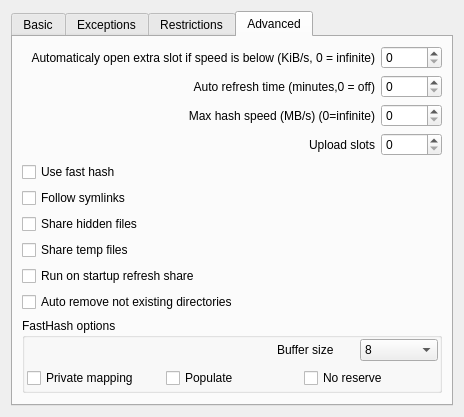
First picture: the form in eiskaltdcpp/ui/UISettingsSharing.ui, repository eiskaltdcpp/eiskaltdcpp, before the edit.
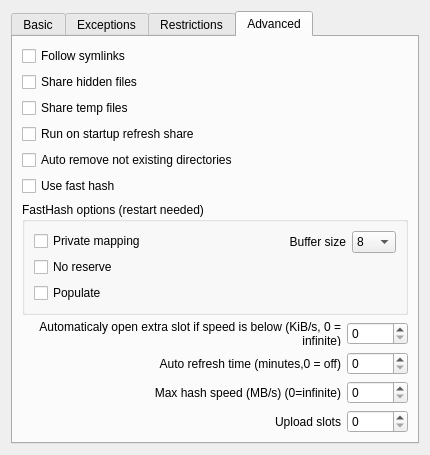
Second picture: the form after the edit. The open tabs and pages were chosen to show the change.

Commit message: улучшения в диалоге настроек

```diff
--- a/eiskaltdcpp/ui/UISettingsSharing.ui
+++ b/eiskaltdcpp/ui/UISettingsSharing.ui
@@ -6,8 +6,8 @@
    <rect>
     <x>0</x>
     <y>0</y>
-    <width>464</width>
-    <height>388</height>
+    <width>430</width>
+    <height>441</height>
    </rect>
   </property>
   <property name="windowTitle">
@@ -191,6 +191,190 @@
        <string>Advanced</string>
       </attribute>
       <layout class="QVBoxLayout" name="verticalLayout_2">
+       <item>
+        <widget class="QCheckBox" name="checkBox_FOLLOW">
+         <property name="sizePolicy">
+          <sizepolicy hsizetype="Preferred" vsizetype="Fixed">
+           <horstretch>0</horstretch>
+           <verstretch>0</verstretch>
+          </sizepolicy>
+         </property>
+         <property name="text">
+          <string>Follow symlinks</string>
+         </property>
+        </widget>
+       </item>
+       <item>
+        <widget class="QCheckBox" name="checkBox_SHAREHIDDEN">
+         <property name="sizePolicy">
+          <sizepolicy hsizetype="Preferred" vsizetype="Fixed">
+           <horstretch>0</horstretch>
+           <verstretch>0</verstretch>
+          </sizepolicy>
+         </property>
+         <property name="text">
+          <string>Share hidden files</string>
+         </property>
+        </widget>
+       </item>
+       <item>
+        <widget class="QCheckBox" name="checkBox_SHARE_TEMP_FILES">
+         <property name="sizePolicy">
+          <sizepolicy hsizetype="Preferred" vsizetype="Fixed">
+           <horstretch>0</horstretch>
+           <verstretch>0</verstretch>
+          </sizepolicy>
+         </property>
+         <property name="text">
+          <string>Share temp files</string>
+         </property>
+        </widget>
+       </item>
+       <item>
+        <widget class="QCheckBox" name="checkBox_REFRESH_ON_STARTUP">
+         <property name="toolTip">
+          <string>If with uncheck this you will leave the client until the update share is complete, share at follow-up activities start nulled.</string>
+         </property>
+         <property name="text">
+          <string>Run on startup refresh share </string>
+         </property>
+        </widget>
+       </item>
+       <item>
+        <widget class="QCheckBox" name="checkBox_AUTOREMOVE">
+         <property name="text">
+          <string>Auto remove not existing directories</string>
+         </property>
+        </widget>
+       </item>
+       <item>
+        <widget class="QCheckBox" name="checkBox_FASTHASH">
+         <property name="text">
+          <string>Use fast hash</string>
+         </property>
+        </widget>
+       </item>
+       <item>
+        <widget class="QGroupBox" name="groupBox_FASTHASH">
+         <property name="sizePolicy">
+          <sizepolicy hsizetype="Preferred" vsizetype="Minimum">
+           <horstretch>0</horstretch>
+           <verstretch>0</verstretch>
+          </sizepolicy>
+         </property>
+         <property name="title">
+          <string>FastHash options (restart needed)</string>
+         </property>
+         <layout class="QGridLayout" name="gridLayout_2">
+          <item row="0" column="0" rowspan="2">
+           <layout class="QVBoxLayout" name="verticalLayout_4">
+            <item>
+             <widget class="QCheckBox" name="checkBox_MAPPRIVATE">
+              <property name="text">
+               <string>Private mapping</string>
+              </property>
+             </widget>
+            </item>
+            <item>
+             <widget class="QCheckBox" name="checkBox_MAPNORESERVE">
+              <property name="text">
+               <string>No reserve</string>
+              </property>
+             </widget>
+            </item>
+            <item>
+             <widget class="QCheckBox" name="checkBox_MAPPOPULATE">
+              <property name="text">
+               <string>Populate</string>
+              </property>
+             </widget>
+            </item>
+           </layout>
+          </item>
+          <item row="0" column="1">
+           <layout class="QHBoxLayout" name="horizontalLayout_2">
+            <item>
+             <widget class="QLabel" name="label_7">
+              <property name="sizePolicy">
+               <sizepolicy hsizetype="Expanding" vsizetype="Preferred">
+                <horstretch>0</horstretch>
+                <verstretch>0</verstretch>
+               </sizepolicy>
+              </property>
+              <property name="text">
+               <string>Buffer size</string>
+              </property>
+              <property name="alignment">
+               <set>Qt::AlignRight|Qt::AlignTrailing|Qt::AlignVCenter</set>
+              </property>
+              <property name="wordWrap">
+               <bool>true</bool>
+              </property>
+             </widget>
+            </item>
+            <item>
+             <widget class="QComboBox" name="comboBox_BUFSIZE">
+              <property name="currentIndex">
+               <number>3</number>
+              </property>
+              <item>
+               <property name="text">
+                <string>1</string>
+               </property>
+              </item>
+              <item>
+               <property name="text">
+                <string>2</string>
+               </property>
+              </item>
+              <item>
+               <property name="text">
+                <string>4</string>
+               </property>
+              </item>
+              <item>
+               <property name="text">
+                <string>8</string>
+               </property>
+              </item>
+              <item>
+               <property name="text">
+                <string>16</string>
+               </property>
+              </item>
+              <item>
+               <property name="text">
+                <string>32</string>
+               </property>
+              </item>
+              <item>
+               <property name="text">
+                <string>64</string>
+               </property>
+              </item>
+             </widget>
+            </item>
+           </layout>
+          </item>
+          <item row="1" column="1">
+           <spacer name="verticalSpacer_2">
+            <property name="orientation">
+             <enum>Qt::Vertical</enum>
+            </property>
+            <property name="sizeType">
+             <enum>QSizePolicy::Minimum</enum>
+            </property>
+            <property name="sizeHint" stdset="0">
+             <size>
+              <width>20</width>
+              <height>40</height>
+             </size>
+            </property>
+           </spacer>
+          </item>
+         </layout>
+        </widget>
+       </item>
        <item>
         <layout class="QGridLayout" name="gridLayout_5">
          <item row="0" column="0">
@@ -294,169 +478,6 @@
          </item>
         </layout>
        </item>
-       <item>
-        <widget class="QCheckBox" name="checkBox_FASTHASH">
-         <property name="text">
-          <string>Use fast hash</string>
-         </property>
-        </widget>
-       </item>
-       <item>
-        <widget class="QCheckBox" name="checkBox_FOLLOW">
-         <property name="sizePolicy">
-          <sizepolicy hsizetype="Preferred" vsizetype="Fixed">
-           <horstretch>0</horstretch>
-           <verstretch>0</verstretch>
-          </sizepolicy>
-         </property>
-         <property name="text">
-          <string>Follow symlinks</string>
-         </property>
-        </widget>
-       </item>
-       <item>
-        <widget class="QCheckBox" name="checkBox_SHAREHIDDEN">
-         <property name="sizePolicy">
-          <sizepolicy hsizetype="Preferred" vsizetype="Fixed">
-           <horstretch>0</horstretch>
-           <verstretch>0</verstretch>
-          </sizepolicy>
-         </property>
-         <property name="text">
-          <string>Share hidden files</string>
-         </property>
-        </widget>
-       </item>
-       <item>
-        <widget class="QCheckBox" name="checkBox_SHARE_TEMP_FILES">
-         <property name="sizePolicy">
-          <sizepolicy hsizetype="Preferred" vsizetype="Fixed">
-           <horstretch>0</horstretch>
-           <verstretch>0</verstretch>
-          </sizepolicy>
-         </property>
-         <property name="text">
-          <string>Share temp files</string>
-         </property>
-        </widget>
-       </item>
-       <item>
-        <widget class="QCheckBox" name="checkBox_REFRESH_ON_STARTUP">
-         <property name="toolTip">
-          <string>If with uncheck this you will leave the client until the update share is complete, share at follow-up activities start nulled.</string>
-         </property>
-         <property name="text">
-          <string>Run on startup refresh share </string>
-         </property>
-        </widget>
-       </item>
-       <item>
-        <widget class="QCheckBox" name="checkBox_AUTOREMOVE">
-         <property name="text">
-          <string>Auto remove not existing directories</string>
-         </property>
-        </widget>
-       </item>
-       <item>
-        <widget class="QGroupBox" name="groupBox">
-         <property name="title">
-          <string>FastHash options</string>
-         </property>
-         <layout class="QGridLayout" name="gridLayout_2">
-          <property name="margin">
-           <number>1</number>
-          </property>
-          <item row="0" column="0" colspan="3">
-           <spacer name="horizontalSpacer_2">
-            <property name="orientation">
-             <enum>Qt::Horizontal</enum>
-            </property>
-            <property name="sizeHint" stdset="0">
-             <size>
-              <width>40</width>
-              <height>20</height>
-             </size>
-            </property>
-           </spacer>
-          </item>
-          <item row="0" column="4">
-           <widget class="QComboBox" name="comboBox_BUFSIZE">
-            <property name="currentIndex">
-             <number>1</number>
-            </property>
-            <item>
-             <property name="text">
-              <string>1</string>
-             </property>
-            </item>
-            <item>
-             <property name="text">
-              <string>8</string>
-             </property>
-            </item>
-            <item>
-             <property name="text">
-              <string>16</string>
-             </property>
-            </item>
-            <item>
-             <property name="text">
-              <string>32</string>
-             </property>
-            </item>
-            <item>
-             <property name="text">
-              <string>64</string>
-             </property>
-            </item>
-           </widget>
-          </item>
-          <item row="0" column="3">
-           <widget class="QLabel" name="label_7">
-            <property name="text">
-             <string>Buffer size</string>
-            </property>
-           </widget>
-          </item>
-          <item row="3" column="0" colspan="5">
-           <widget class="QFrame" name="frame">
-            <property name="frameShape">
-             <enum>QFrame::NoFrame</enum>
-            </property>
-            <property name="frameShadow">
-             <enum>QFrame::Raised</enum>
-            </property>
-            <layout class="QGridLayout" name="gridLayout_6">
-             <property name="margin">
-              <number>1</number>
-             </property>
-             <item row="0" column="1">
-              <widget class="QCheckBox" name="checkBox_MAPPOPULATE">
-               <property name="text">
-                <string>Populate</string>
-               </property>
-              </widget>
-             </item>
-             <item row="0" column="3">
-              <widget class="QCheckBox" name="checkBox_MAPNORESERVE">
-               <property name="text">
-                <string>No reserve</string>
-               </property>
-              </widget>
-             </item>
-             <item row="0" column="0">
-              <widget class="QCheckBox" name="checkBox_MAPPRIVATE">
-               <property name="text">
-                <string>Private mapping</string>
-               </property>
-              </widget>
-             </item>
-            </layout>
-           </widget>
-          </item>
-         </layout>
-        </widget>
-       </item>
        <item>
         <spacer name="verticalSpacer">
          <property name="orientation">
```
Left out of the diff: 19 changed lines with no effect on the pictures. The commit also changes 1 other file.
